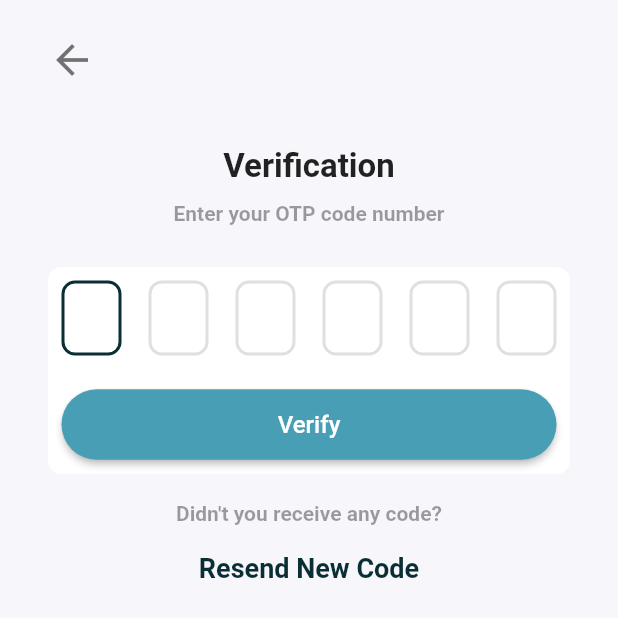
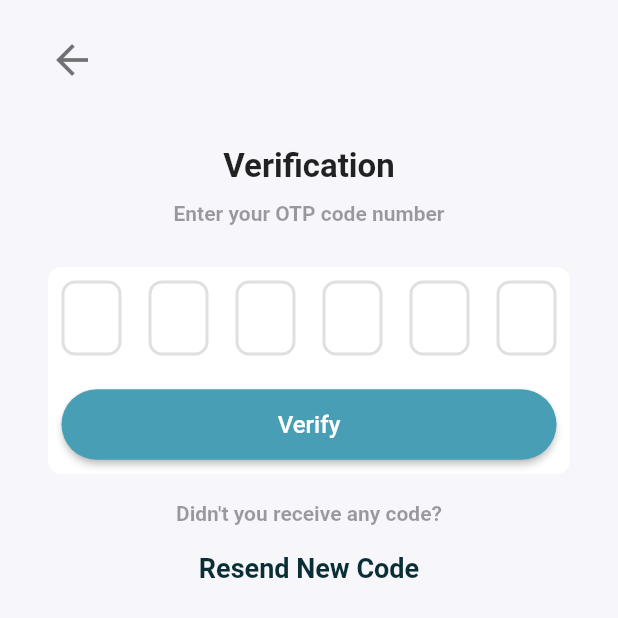
Before and after one commit to rhutikcodes/Chalak-App, a Flutter app: the VerifyOtpScreen screen opened directly with empty values, after a tap on "Verify", on a phone screen of 412 x 824 dp, the top half of it. Run offline on Flutter 3.47's test engine with Material 2 defaults, Android fonts, the light colour scheme and no system bars; our stand-ins replace bloc, cloud_firestore, dartz, firebase_auth, firebase_core, flutter_bloc and 6 more; missing offline and left inert: cloud_firestore_web, email_auth, firebase_auth_web, firebase_core_web; accounts and stored records are empty.

Commit message:
TASK: resend otp

```diff
--- a/lib/presentation/auth/widgets/verify_otp_screen.dart
+++ b/lib/presentation/auth/widgets/verify_otp_screen.dart
@@ -136,6 +136,7 @@ class _VerifyOtpScreenState extends State<VerifyOtpScreen> {
                       width: double.infinity,
                       child: ElevatedButton(
                         onPressed: () async {
+                          FocusScope.of(context).unfocus();
                           final optValue = digitOneController.text +
                               digitTwoController.text +
                               digitThreeController.text +
@@ -236,7 +237,19 @@ class _VerifyOtpScreenState extends State<VerifyOtpScreen> {
               const SizedBox(
                 height: 18,
               ),
-              const Text(
+              InkWell(
+                splashColor: Colors.white,
+                onTap: () async {
+                  FocusScope.of(context).unfocus();
+                  ScaffoldMessenger.of(context).showSnackBar(
+                    const SnackBar(
+                      content: Text('OTP resent'),
+                    ),
+                  );
+                  await BlocProvider.of<AuthCubit>(context)
+                      .sendOtp(widget.email);
+                },
+                child: const Text(
                   "Resend New Code",
                   style: TextStyle(
                     fontSize: 18,
@@ -244,6 +257,7 @@ class _VerifyOtpScreenState extends State<VerifyOtpScreen> {
                     color: Palette.darkBlue,
                   ),
                   textAlign: TextAlign.center,
+                ),
               ),
             ],
           ),
```
Lines whose indentation alone changed are shown as unchanged.
